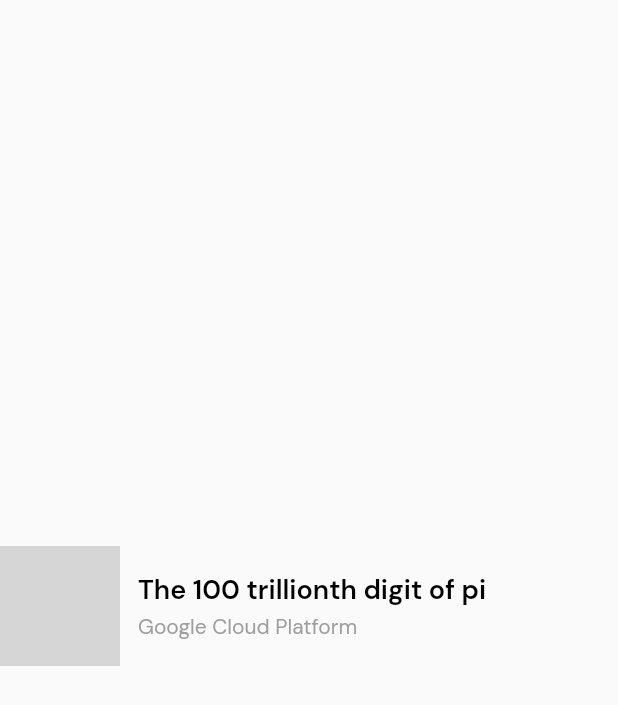
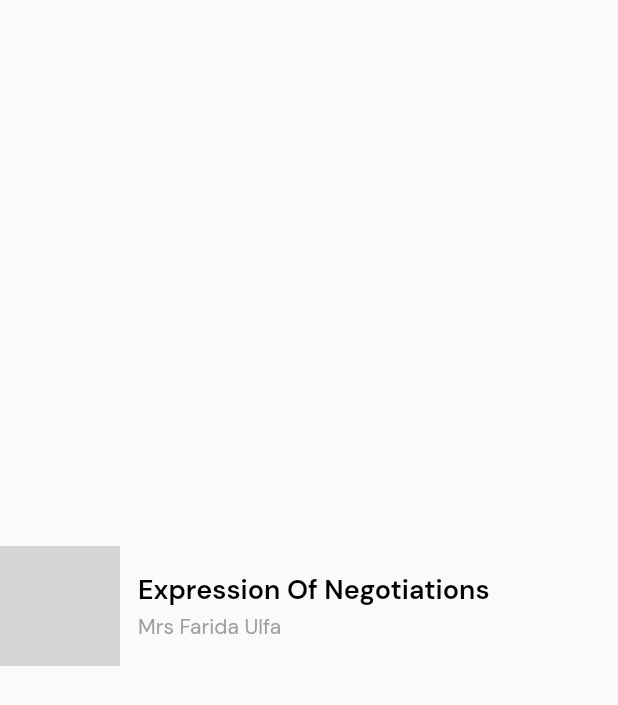
Before and after one commit to 4RSIM3R/flutter-pocket-book, a Flutter app: the HomeAudioCard widget shown alone on an empty page, opened directly, on a phone screen of 412 x 824 dp. Shown: the top 705 px of the screen. Run offline on Flutter 3.47's test engine with Material 2 defaults, Android fonts, the phone set to English and light mode, and no system bars; our stand-ins replace bloc, cached_network_image, community_material_icon, dio, flutter_bloc, google_fonts and 5 more; missing offline and left inert: flutter_cached_pdfview; network calls fail; grey boxes are pictures that could not be loaded.

Commit message:
feat: otw release

```diff
--- /dev/null
+++ b/lib/model/audio_model.dart
@@ -0,0 +1,13 @@
+class AudioModel {
+  final String audioUrl;
+  final String srtUrl;
+  final String title;
+  final String thumbnailUrl;
+
+  AudioModel(
+    this.audioUrl,
+    this.srtUrl,
+    this.title,
+    this.thumbnailUrl,
+  );
+}
--- a/lib/presentation/components/domain/home/home_audio_card.dart
+++ b/lib/presentation/components/domain/home/home_audio_card.dart
@@ -1,25 +1,26 @@
 import 'package:cached_network_image/cached_network_image.dart';
 import 'package:flutter/material.dart';
+import 'package:pocket_books/model/audio_model.dart';
 
 import '../../../utils/route_utils.dart';
 
 class HomeAudioCard extends StatelessWidget {
   const HomeAudioCard({
     Key? key,
-    this.title,
-    this.author,
-    this.image,
+    required this.model,
   }) : super(key: key);
 
-  final String? title;
-  final String? author;
-  final String? image;
+  final AudioModel model;
 
   @override
   Widget build(BuildContext context) {
     return InkWell(
       onTap: () {
-        Navigator.pushNamed(context, RouteNames.listenBook);
+        Navigator.pushNamed(
+          context,
+          RouteNames.listenBook,
+          arguments: model,
+        );
       },
       child: Container(
         margin: const EdgeInsets.only(
@@ -35,7 +36,7 @@ class HomeAudioCard extends StatelessWidget {
                 borderRadius: BorderRadius.circular(10),
                 image: DecorationImage(
                   image: CachedNetworkImageProvider(
-                    image!,
+                    model.thumbnailUrl,
                   ),
                   fit: BoxFit.cover,
                 ),
@@ -48,7 +49,7 @@ class HomeAudioCard extends StatelessWidget {
                 mainAxisAlignment: MainAxisAlignment.center,
                 children: [
                   Text(
-                    title ?? '',
+                    model.title,
                     style: const TextStyle(color: Colors.black, fontSize: 18, fontWeight: FontWeight.w600),
                     overflow: TextOverflow.visible,
                     maxLines: 2,
@@ -56,7 +57,7 @@ class HomeAudioCard extends StatelessWidget {
                   ),
                   SizedBox(height: 4),
                   Text(
-                    author ?? '',
+                    'Mrs Farida Ulfa',
                     style: TextStyle(color: Colors.grey[500], fontSize: 14),
                     overflow: TextOverflow.ellipsis,
                     maxLines: 1,
@@ -65,15 +66,6 @@ class HomeAudioCard extends StatelessWidget {
                 ],
               ),
             ),
-            // const SizedBox(width: 8),
-            // PopupMenuButton(
-            //   itemBuilder: (_) => const <PopupMenuItem<String>>[
-            //     PopupMenuItem<String>(child: Text('Read'), value: 'Read'),
-            //     PopupMenuItem<String>(child: Text('Download'), value: 'Download'),
-            //   ],
-            //   child: const Icon(Icons.more_vert),
-            //   onSelected: (value) {},
-            // )
           ],
         ),
       ),
--- a/lib/presentation/layouts/home/home_audio_layout.dart
+++ b/lib/presentation/layouts/home/home_audio_layout.dart
@@ -1,5 +1,7 @@
 import 'package:flutter/material.dart';
 import 'package:pocket_books/presentation/components/domain/home/home_audio_card.dart';
+
+import '../../../model/audio_model.dart';
 
 class HomeAudioLayout extends StatelessWidget {
   const HomeAudioLayout({Key? key}) : super(key: key);
@@ -18,24 +20,12 @@ class HomeAudioLayout extends StatelessWidget {
             ),
             SizedBox(height: 12),
             HomeAudioCard(
-              title: 'The 100 trillionth digit of pi',
-              author: 'Google Cloud Platform',
-              image: 'https://cloud.google.com/podcasts/images/gcp-podcast-thumbnail.jpg',
-            ),
-            HomeAudioCard(
-              title: 'Network Agility for the Cloud Era',
-              author: 'Screaming In The Cloud',
-              image: 'https://cdns-images.dzcdn.net/images/talk/9f0d591eb65b9a111ea02c269b52ca8b/1000x1000.jpg',
-            ),
-            HomeAudioCard(
-              title: 'The 100 trillionth digit of pi',
-              author: 'Google Cloud Platform',
-              image: 'https://cloud.google.com/podcasts/images/gcp-podcast-thumbnail.jpg',
-            ),
-            HomeAudioCard(
-              title: 'The 100 trillionth digit of pi',
-              author: 'Google Cloud Platform',
-              image: 'https://cloud.google.com/podcasts/images/gcp-podcast-thumbnail.jpg',
+              model: AudioModel(
+                'https://is3.cloudhost.id/beceran-dev-nti/coba/GreatIdiomsExpressionsforNegotiations.mp3',
+                'https://is3.cloudhost.id/beceran-dev-nti/coba/GreatIdiomsExpressionsforNegotiations.srt',
+                'Expression Of Negotiations',
+                'https://www.incimages.com/uploaded_files/image/1920x1080/shutterstock_645246526_351270.jpg'
+              ),
             ),
           ],
         ),
--- a/lib/presentation/utils/route_utils.dart
+++ b/lib/presentation/utils/route_utils.dart
@@ -1,4 +1,5 @@
 import 'package:flutter/material.dart';
+import 'package:pocket_books/model/audio_model.dart';
 import 'package:pocket_books/model/video_model.dart';
 import 'package:pocket_books/presentation/pages/book/detail_audio_page.dart';
 import 'package:pocket_books/presentation/pages/book/detail_book_page.dart';
@@ -26,7 +27,10 @@ class RouteNames {
       final url = (object as String?);
       return DetailBookPage(pdfUrl: url);
     },
-    listenBook: (object) => const DetailAudioPage(),
+    listenBook: (object) {
+      final model = (object as AudioModel);
+      return DetailAudioPage(model: model);
+    },
     detailVideo: (object) {
       final model = (object as VideoModel?);
       return DetailVideoPage(model: model);
```
Also changed, not shown: lib/application/subtitle/bloc/subtitle_bloc.dart (+2 -6 lines), lib/presentation/pages/book/detail_audio_page.dart (+77 -16 lines), lib/presentation/pages/book/spell_checker_page.dart (+1 -7 lines).
